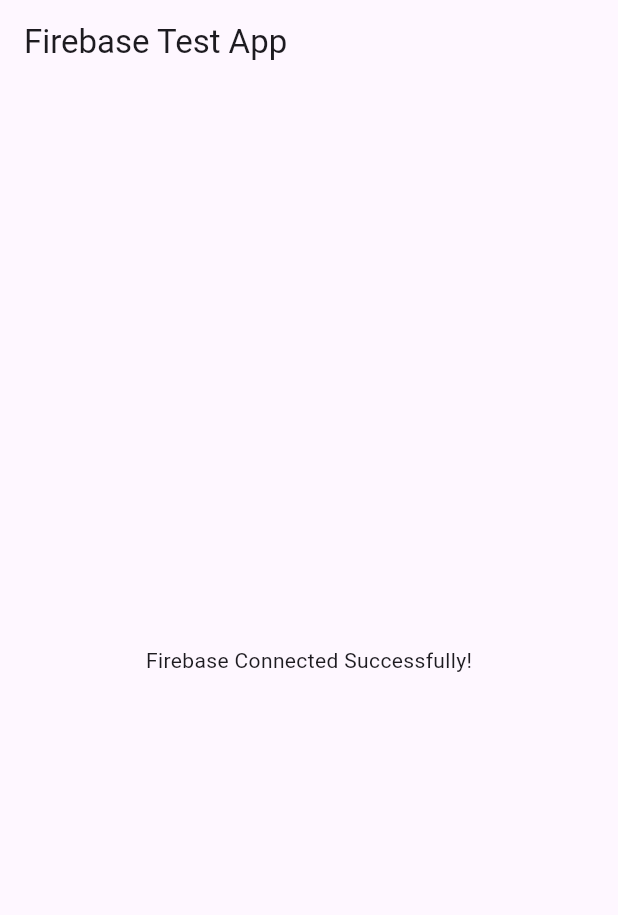
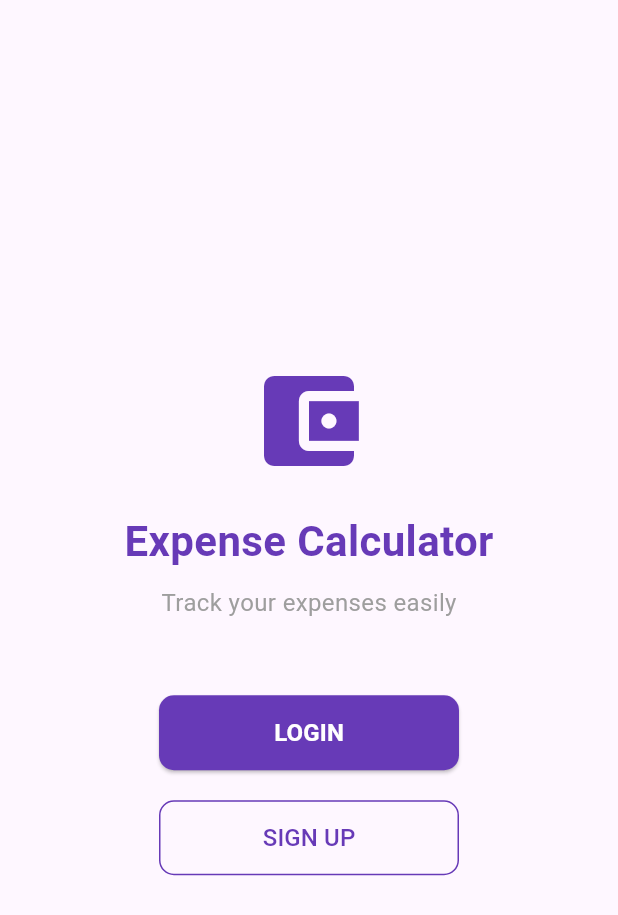
Before and after one commit to Anik0044/final-project-section-01-GROUP11_P005_2130378_2222447_2221057, a Flutter app: the screen it shows after launch, on a phone screen of 412 x 824 dp. Shown: the top 915 px of the screen. Run offline on Flutter 3.47's test engine with Material 3 defaults, Android fonts, the phone set to English and light mode, and no system bars; our stand-ins replace firebase_core; accounts and stored records are empty.

Commit message:
project demo

```diff
--- a/lib/main.dart
+++ b/lib/main.dart
@@ -1,15 +1,12 @@
 import 'package:flutter/material.dart';
-import 'package:firebase_core/firebase_core.dart';
+import 'package:provider/provider.dart';
+import 'providers/auth_provider.dart';
+import 'providers/expense_provider.dart';
+import 'screens/home_screen.dart';
+import 'screens/login_screen.dart';
+import 'screens/signup_screen.dart';
 
-import 'firebase_options.dart';
-
-void main() async {
-  WidgetsFlutterBinding.ensureInitialized();
-
-  await Firebase.initializeApp(
-    options: DefaultFirebaseOptions.currentPlatform,
-  );
-
+void main() {
   runApp(const MyApp());
 }
 
@@ -18,15 +15,23 @@
 
   @override
   Widget build(BuildContext context) {
-    return MaterialApp(
-      debugShowCheckedModeBanner: false,
-      home: Scaffold(
-        appBar: AppBar(
-          title: const Text("Firebase Test App"),
+    return MultiProvider(
+      providers: [
+        ChangeNotifierProvider(create: (_) => AuthProvider()),
+        ChangeNotifierProvider(create: (_) => ExpenseProvider()),
+      ],
+      child: MaterialApp(
+        title: 'Expense Calculator',
+        debugShowCheckedModeBanner: false,
+        theme: ThemeData(
+          primarySwatch: Colors.deepPurple,
         ),
-        body: const Center(
-          child: Text("Firebase Connected Successfully!"),
-        ),
+        home: const LoginScreen(),
+        routes: {
+          '/home': (context) => const HomeScreen(),
+          '/login': (context) => const LoginScreen(),
+          '/signup': (context) => const SignupScreen(),
+        },
       ),
     );
   }
--- a/lib/models/expense.dart
+++ b/lib/models/expense.dart
@@ -0,0 +1,37 @@
+class Expense {
+  String id;
+  String description;
+  double amount;
+  String category;
+  DateTime date;
+
+  Expense({
+    required this.id,
+    required this.description,
+    required this.amount,
+    required this.category,
+    required this.date,
+  });
+
+  // Convert to Map (for Firebase)
+  Map<String, dynamic> toMap() {
+    return {
+      'id': id,
+      'description': description,
+      'amount': amount,
+      'category': category,
+      'date': date.toIso8601String(),
+    };
+  }
+
+  // Create from Map (from Firebase)
+  factory Expense.fromMap(Map<String, dynamic> map) {
+    return Expense(
+      id: map['id'] ?? '',
+      description: map['description'] ?? '',
+      amount: (map['amount'] ?? 0.0).toDouble(),
+      category: map['category'] ?? 'Other',
+      date: DateTime.parse(map['date'] ?? DateTime.now().toIso8601String()),
+    );
+  }
+}
--- /dev/null
+++ b/lib/providers/auth_provider.dart
@@ -0,0 +1,31 @@
+import 'package:flutter/material.dart';
+
+class AuthProvider with ChangeNotifier {
+  bool _isLoggedIn = false;
+  String? _userName;
+
+  bool get isLoggedIn => _isLoggedIn;
+  String? get userName => _userName;
+
+  // Simple login without Firebase
+  void login(String email, String password) {
+    if (email == 'test@example.com' && password == '123456') {
+      _isLoggedIn = true;
+      _userName = 'Test User';
+      notifyListeners();
+    }
+  }
+
+  // Simple signup
+  void signup(String name, String email, String password) {
+    _isLoggedIn = true;
+    _userName = name;
+    notifyListeners();
+  }
+
+  void logout() {
+    _isLoggedIn = false;
+    _userName = null;
+    notifyListeners();
+  }
+}
--- /dev/null
+++ b/lib/providers/expense_provider.dart
@@ -0,0 +1,130 @@
+import 'package:flutter/material.dart';
+import '../models/expense.dart';
+
+class ExpenseProvider with ChangeNotifier {
+  List<Expense> _expenses = [];
+  bool _isLoading = false;
+
+  List<Expense> get expenses => _expenses;
+  bool get isLoading => _isLoading;
+
+  ExpenseProvider() {
+    // Initialize with sample data
+    _loadSampleData();
+  }
+
+  void _loadSampleData() {
+    _expenses = [
+      Expense(
+        id: '1',
+        description: 'Lunch at Restaurant',
+        amount: 25.50,
+        category: 'Food',
+        date: DateTime.now(),
+      ),
+      Expense(
+        id: '2',
+        description: 'Bus Ticket',
+        amount: 5.00,
+        category: 'Transport',
+        date: DateTime.now().subtract(const Duration(days: 1)),
+      ),
+      Expense(
+        id: '3',
+        description: 'Movie Tickets',
+        amount: 30.00,
+        category: 'Entertainment',
+        date: DateTime.now().subtract(const Duration(days: 2)),
+      ),
+      Expense(
+        id: '4',
+        description: 'Grocery Shopping',
+        amount: 45.75,
+        category: 'Food',
+        date: DateTime.now().subtract(const Duration(days: 3)),
+      ),
+      Expense(
+        id: '5',
+        description: 'Electricity Bill',
+        amount: 80.00,
+        category: 'Bills',
+        date: DateTime.now().subtract(const Duration(days: 5)),
+      ),
+    ];
+  }
+
+  void addExpense(String description, double amount, String category) {
+    final newExpense = Expense(
+      id: DateTime.now().millisecondsSinceEpoch.toString(),
+      description: description,
+      amount: amount,
+      category: category,
+      date: DateTime.now(),
+    );
+
+    _expenses.insert(0, newExpense);
+    notifyListeners();
+  }
+
+  void deleteExpense(String id) {
+    _expenses.removeWhere((expense) => expense.id == id);
+    notifyListeners();
+  }
+
+  void updateExpense(String id, String description, double amount, String category) {
+    final index = _expenses.indexWhere((expense) => expense.id == id);
+    if (index != -1) {
+      _expenses[index] = Expense(
+        id: id,
+        description: description,
+        amount: amount,
+        category: category,
+        date: _expenses[index].date,
+      );
+      notifyListeners();
+    }
+  }
+
+  double get totalAmount {
+    return _expenses.fold(0, (sum, expense) => sum + expense.amount);
+  }
+
+  double get monthlyTotal {
+    final now = DateTime.now();
+    final firstDayOfMonth = DateTime(now.year, now.month, 1);
+    return _expenses
+        .where((expense) => expense.date.isAfter(firstDayOfMonth))
+        .fold(0, (sum, expense) => sum + expense.amount);
+  }
+
+  double get weeklyTotal {
+    final now = DateTime.now();
+    final firstDayOfWeek = now.subtract(Duration(days: now.weekday - 1));
+    return _expenses
+        .where((expense) => expense.date.isAfter(firstDayOfWeek))
+        .fold(0, (sum, expense) => sum + expense.amount);
+  }
+
+  Map<String, double> getCategoryTotals() {
+    final Map<String, double> totals = {};
+
+    for (var expense in _expenses) {
+      totals.update(
+        expense.category,
+            (value) => value + expense.amount,
+        ifAbsent: () => expense.amount,
+      );
+    }
+
+    return totals;
+  }
+
+  List<Expense> getExpensesByCategory(String category) {
+    if (category == 'All') return _expenses;
+    return _expenses.where((expense) => expense.category == category).toList();
+  }
+
+  void refreshExpenses() {
+    notifyListeners();
+  }
+}
--- /dev/null
+++ b/lib/screens/login_screen.dart
@@ -0,0 +1,106 @@
+import 'package:flutter/material.dart';
+import 'package:provider/provider.dart';
+import '../providers/auth_provider.dart';
+import 'home_screen.dart';
+import 'signup_screen.dart';
+
+class LoginScreen extends StatelessWidget {
+  const LoginScreen({super.key});
+
+  @override
+  Widget build(BuildContext context) {
+    return Scaffold(
+      body: Center(
+        child: Padding(
+          padding: const EdgeInsets.all(20),
+          child: Column(
+            mainAxisAlignment: MainAxisAlignment.center,
+            children: [
+              const Icon(
+                Icons.account_balance_wallet,
+                size: 80,
+                color: Colors.deepPurple,
+              ),
+              const SizedBox(height: 20),
+              const Text(
+                'Expense Calculator',
+                style: TextStyle(
+                  fontSize: 28,
+                  fontWeight: FontWeight.bold,
+                  color: Colors.deepPurple,
+                ),
+              ),
+              const SizedBox(height: 10),
+              const Text(
+                'Track your expenses easily',
+                style: TextStyle(
+                  color: Colors.grey,
+                  fontSize: 16,
+                ),
+              ),
+              const SizedBox(height: 50),
+
+              // Login Button
+              SizedBox(
+                width: 200,
+                height: 50,
+                child: ElevatedButton(
+                  onPressed: () {
+                    // Simple login
+                    context.read<AuthProvider>().login('test@example.com', '123456');
+                    Navigator.pushReplacement(
+                      context,
+                      MaterialPageRoute(builder: (context) => const HomeScreen()),
+                    );
+                  },
+                  style: ElevatedButton.styleFrom(
+                    backgroundColor: Colors.deepPurple,
+                    shape: RoundedRectangleBorder(
+                      borderRadius: BorderRadius.circular(10),
+                    ),
+                  ),
+                  child: const Text(
+                    'LOGIN',
+                    style: TextStyle(
+                      fontSize: 16,
+                      color: Colors.white,
+                      fontWeight: FontWeight.bold,
+                    ),
+                  ),
+                ),
+              ),
+              const SizedBox(height: 20),
+
+              // Signup Button
+              SizedBox(
+                width: 200,
+                height: 50,
+                child: OutlinedButton(
+                  onPressed: () {
+                    Navigator.push(
+                      context,
+                      MaterialPageRoute(builder: (context) => const SignupScreen()),
+                    );
+                  },
+                  style: OutlinedButton.styleFrom(
+                    side: const BorderSide(color: Colors.deepPurple),
+                    shape: RoundedRectangleBorder(
+                      borderRadius: BorderRadius.circular(10),
+                    ),
+                  ),
+                  child: const Text(
+                    'SIGN UP',
+                    style: TextStyle(
+                      fontSize: 16,
+                      color: Colors.deepPurple,
+                    ),
+                  ),
+                ),
+              ),
+            ],
+          ),
+        ),
+      ),
+    );
+  }
+}
```
Also changed, not shown: lib/screens/home_screen.dart (added, +55 -0 lines), lib/screens/signup_screen.dart (added, +82 -0 lines), lib/services/firebase_service.dart (+75 -0 lines), pubspec.yaml (+4 -70 lines), firebase.json, lib/firebase_options.dart (deleted), lib/widgets/firebase_options.dart (added), pubspec.lock, 4 other files.
